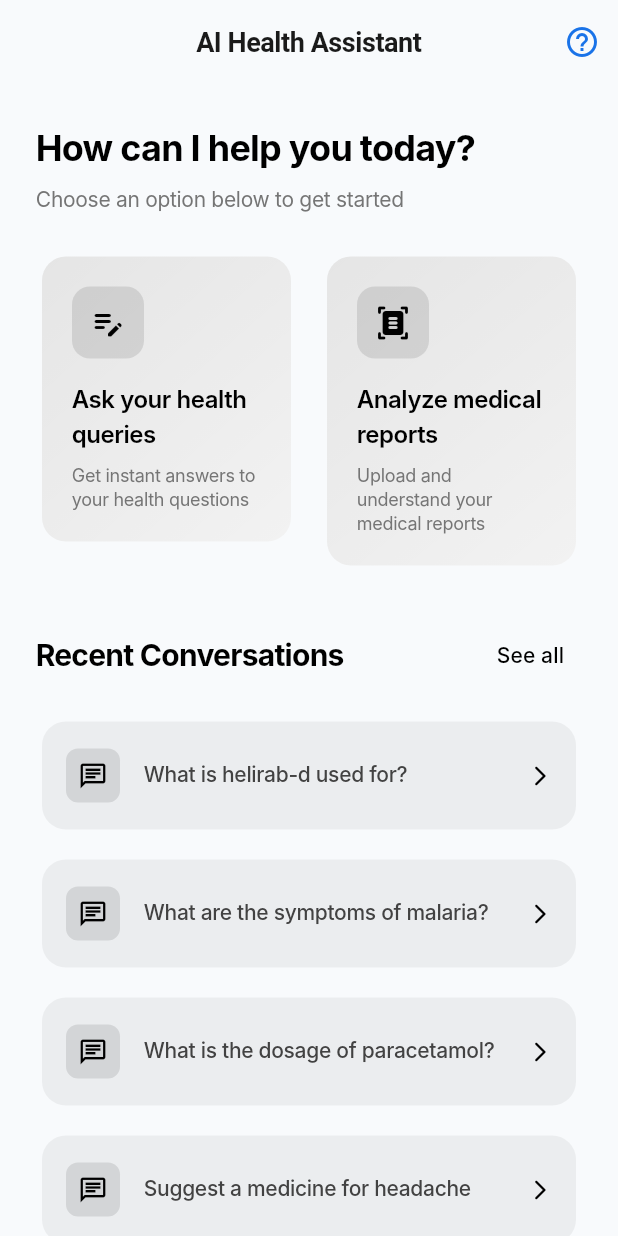
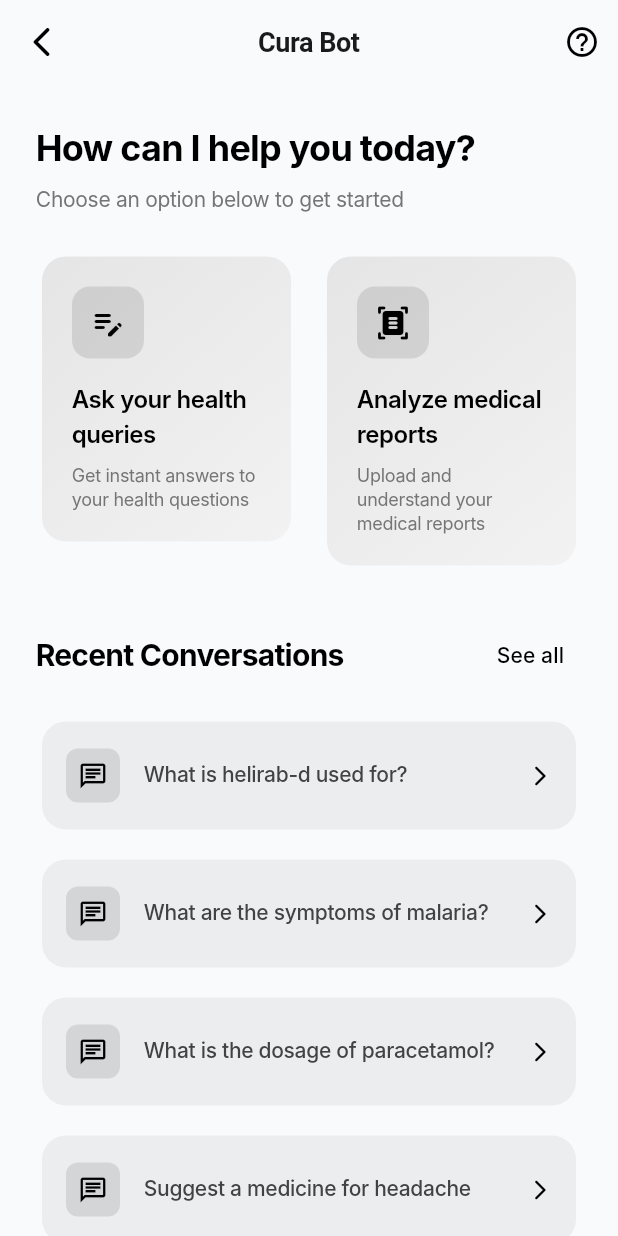
Before and after one commit to nidhisingh5958/cure-bit, a Flutter app: the ChatBotHome screen opened by its route, on a phone screen of 412 x 824 dp. Run offline on Flutter 3.47's test engine with Material 3 defaults, Android fonts, the phone set to English and light mode, and no system bars; our stand-ins replace animated_splash_screen, carousel_slider, country_picker, flutter_riverpod, go_router, lottie and 3 more; Roboto replaces fonts that are missing (Inter).

```diff
--- a/lib/screens/chatbot/chat_bot_home.dart
+++ b/lib/screens/curabot/chat_bot_home.dart
@@ -1,3 +1,4 @@
+import 'package:CuraDocs/components/colors.dart';
 import 'package:CuraDocs/utils/routes/route_constants.dart';
 import 'package:flutter/material.dart';
 import 'package:go_router/go_router.dart';
@@ -9,7 +10,13 @@ class ChatBotHome extends StatelessWidget {
   Widget build(BuildContext context) {
     return Scaffold(
       appBar: AppBar(
-        title: const Text("AI Health Assistant"),
+        title: const Text("Cura Bot"),
+        leading: IconButton(
+          onPressed: () {
+            context.goNamed(RouteConstants.home);
+          },
+          icon: const Icon(Icons.arrow_back_ios_rounded),
+        ),
         actions: [
           IconButton(
             icon: const Icon(Icons.help_outline),
@@ -164,7 +171,7 @@ class OptionCard extends StatelessWidget {
                 Text(
                   description,
                   style: Theme.of(context).textTheme.bodySmall?.copyWith(
-                        color: Colors.grey.shade600,
+                        color: color3,
                         fontWeight: FontWeight.w400,
                         fontSize: 12,
                       ),
--- a/lib/screens/chatbot/data/messages_bot.dart
+++ b/lib/screens/curabot/data/messages_bot.dart
@@ -1,4 +1,4 @@
-import 'package:CuraDocs/screens/chatbot/entities/message_bot.dart';
+import 'package:CuraDocs/screens/curabot/entities/message_bot.dart';
 
 List<Message> messages = [
   Message(
--- a/lib/screens/chatbot/entities/message_group.dart
+++ b/lib/screens/curabot/entities/message_group.dart
@@ -1,4 +1,4 @@
-import 'package:CuraDocs/screens/chatbot/entities/message_bot.dart';
+import 'package:CuraDocs/screens/curabot/entities/message_bot.dart';
 
 class MessageGroup {
   final List<Message> messages;
--- a/lib/screens/chatbot/widgets/chat_message_widget.dart
+++ b/lib/screens/curabot/widgets/chat_message_widget.dart
@@ -1,5 +1,5 @@
-import 'package:CuraDocs/screens/chatbot/entities/message_bot.dart';
-import 'package:CuraDocs/screens/chatbot/entities/message_group.dart';
+import 'package:CuraDocs/screens/curabot/entities/message_bot.dart';
+import 'package:CuraDocs/screens/curabot/entities/message_group.dart';
 import 'package:flutter/material.dart';
 
 class ChatMessageWidget extends StatelessWidget {
--- a/lib/screens/chatbot/widgets/media_message.dart
+++ b/lib/screens/curabot/widgets/media_message.dart
@@ -1,4 +1,4 @@
-import 'package:CuraDocs/screens/chatbot/entities/message_bot.dart';
+import 'package:CuraDocs/screens/curabot/entities/message_bot.dart';
 
 import 'package:flutter/material.dart';
 
--- a/lib/theme.dart
+++ b/lib/theme.dart
@@ -102,7 +102,7 @@ AppBarTheme appBarTheme() {
     elevation: 0,
     centerTitle: true,
     backgroundColor: color5,
-    iconTheme: IconThemeData(color: Color.fromARGB(255, 26, 115, 232)),
+    iconTheme: IconThemeData(color: color1),
     titleTextStyle: TextStyle(
       color: Color(0xFF1A1A1A),
       fontSize: 18,
--- a/lib/utils/routes/router.dart
+++ b/lib/utils/routes/router.dart
@@ -3,8 +3,8 @@ import 'package:CuraDocs/role.dart';
 import 'package:CuraDocs/screens/appointment/appointment_screen.dart';
 import 'package:CuraDocs/screens/appointment/book_appointment.dart';
 import 'package:CuraDocs/screens/chat/chat_home.dart';
-import 'package:CuraDocs/screens/chatbot/chat_bot_home.dart';
-import 'package:CuraDocs/screens/chatbot/chat_with_ai.dart';
+import 'package:CuraDocs/screens/curabot/chat_bot_home.dart';
+import 'package:CuraDocs/screens/curabot/chat_with_ai.dart';
 import 'package:CuraDocs/screens/chat/chat_screen.dart';
 import 'package:CuraDocs/screens/documents/add_document.dart';
 import 'package:CuraDocs/screens/documents/document_screen.dart';
@@ -36,7 +36,7 @@ final _profileNavigatorKey = GlobalKey<NavigatorState>();
 
 final router = GoRouter(
   navigatorKey: _rootNavigatorKey,
-  initialLocation: '/login',
+  initialLocation: '/home',
   debugLogDiagnostics: true,
   routes: [
     // Auth and onboarding routes (outside shell)
```
Also changed, not shown: lib/screens/curabot/chat_with_ai.dart (renamed from lib/screens/chatbot/chat_with_ai.dart, +4 -4 lines), lib/screens/home_screen/home_screen.dart (+11 -0 lines), lib/screens/curabot/entities/message_bot.dart (renamed from lib/screens/chatbot/entities/message_bot.dart), 2 other files.
